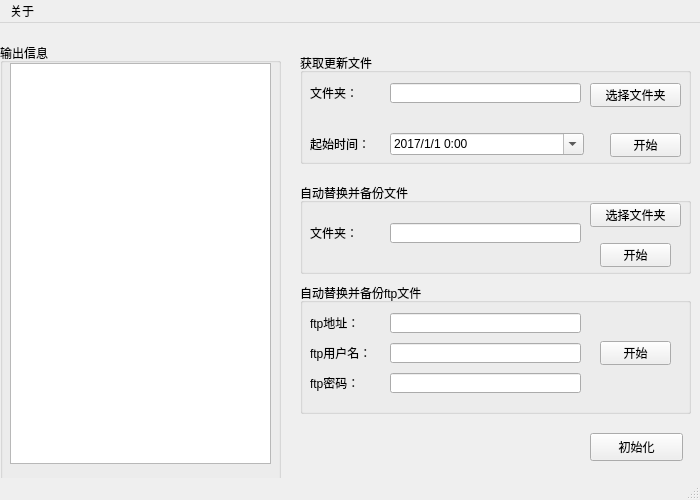
joql/updateFile, file mainwindow.ui: the form before one commit.
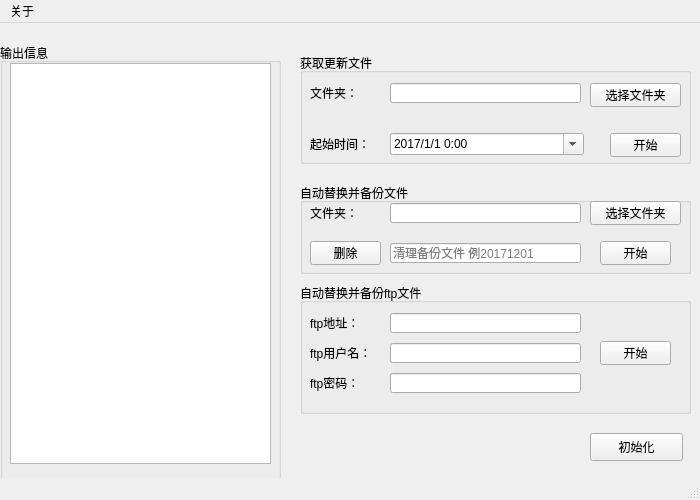
The form after the commit.

Commit message: 增加备份删除

```diff
--- a/mainwindow.ui
+++ b/mainwindow.ui
@@ -207,7 +207,7 @@
      <property name="geometry">
       <rect>
        <x>290</x>
-       <y>20</y>
+       <y>18</y>
        <width>91</width>
        <height>24</height>
       </rect>
@@ -220,7 +220,7 @@
      <property name="geometry">
       <rect>
        <x>10</x>
-       <y>40</y>
+       <y>20</y>
        <width>61</width>
        <height>20</height>
       </rect>
@@ -233,7 +233,7 @@
      <property name="geometry">
       <rect>
        <x>90</x>
-       <y>40</y>
+       <y>20</y>
        <width>191</width>
        <height>20</height>
       </rect>
@@ -243,7 +243,7 @@
      <property name="geometry">
       <rect>
        <x>300</x>
-       <y>60</y>
+       <y>58</y>
        <width>71</width>
        <height>24</height>
       </rect>
@@ -252,6 +252,32 @@
       <string>开始</string>
      </property>
     </widget>
+    <widget class="QLineEdit" name="edit_dir_6">
+     <property name="geometry">
+      <rect>
+       <x>90</x>
+       <y>60</y>
+       <width>191</width>
+       <height>20</height>
+      </rect>
+     </property>
+     <property name="placeholderText">
+      <string>清理备份文件 例20171201</string>
+     </property>
+    </widget>
+    <widget class="QPushButton" name="btn_getNew_4">
+     <property name="geometry">
+      <rect>
+       <x>10</x>
+       <y>58</y>
+       <width>71</width>
+       <height>24</height>
+      </rect>
+     </property>
+     <property name="text">
+      <string>删除</string>
+     </property>
+    </widget>
    </widget>
    <widget class="QGroupBox" name="groupBox_4">
     <property name="geometry">
```
The commit also changes 3 other files.
